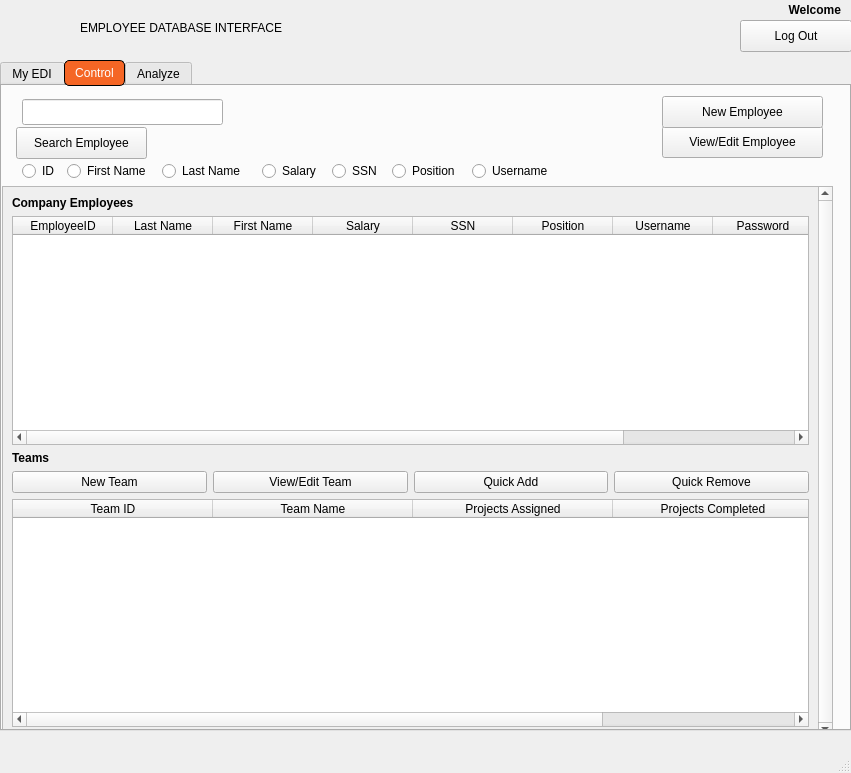
Old version of the form EDI/windowmaincontainer.ui in the repository katietrom11392/EDI.
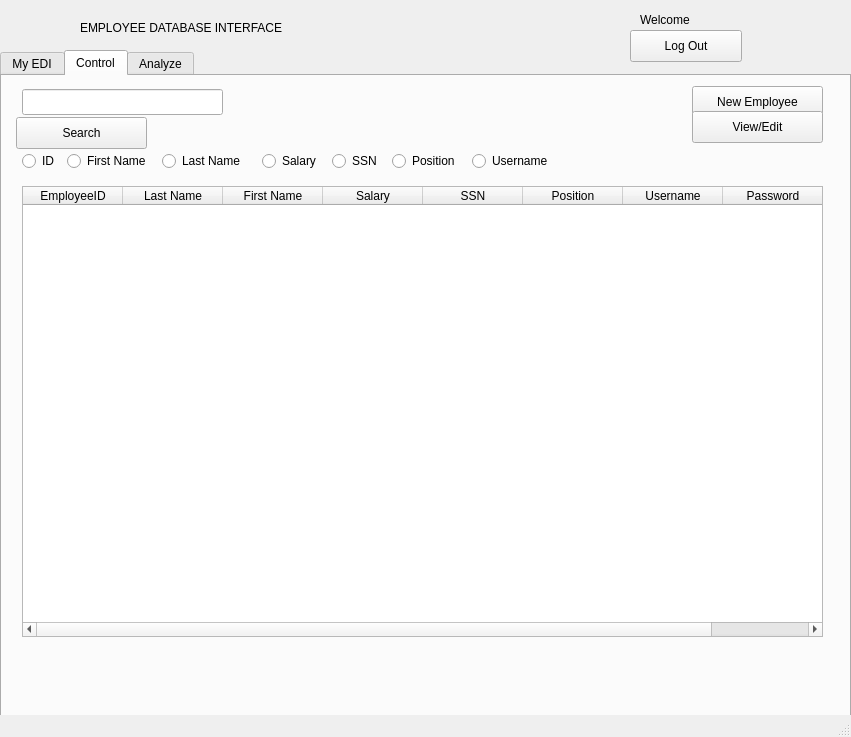
New version of the form. The open tabs and pages were chosen to show the change. Icons and pictures are not drawn.

```diff
--- a/EDI/windowmaincontainer.ui
+++ b/EDI/windowmaincontainer.ui
@@ -10,15 +10,9 @@
     <x>0</x>
     <y>0</y>
     <width>851</width>
-    <height>773</height>
+    <height>737</height>
    </rect>
   </property>
-  <property name="sizePolicy">
-   <sizepolicy hsizetype="Fixed" vsizetype="Fixed">
-    <horstretch>0</horstretch>
-    <verstretch>0</verstretch>
-   </sizepolicy>
-  </property>
   <property name="windowTitle">
    <string>Employee Database Interface</string>
   </property>
@@ -27,24 +21,11 @@
     <property name="geometry">
      <rect>
       <x>0</x>
-      <y>60</y>
+      <y>50</y>
       <width>851</width>
-      <height>671</height>
+      <height>731</height>
      </rect>
     </property>
-    <property name="autoFillBackground">
-     <bool>false</bool>
-    </property>
-    <property name="styleSheet">
-     <string notr="true">QTabBar::tab:selected 
-{
-    color: white;
-    background: rgb(245, 102, 37); 
-border: 1px solid black;
-   border-radius: 5px;
-padding: 0 10;
-}</string>
-    </property>
     <property name="currentIndex">
      <number>1</number>
     </property>
@@ -144,6 +125,19 @@
      <attribute name="title">
       <string>Control</string>
      </attribute>
+     <widget class="QPushButton" name="pushButton_addEmployee">
+      <property name="geometry">
+       <rect>
+        <x>690</x>
+        <y>10</y>
+        <width>131</width>
+        <height>32</height>
+       </rect>
+      </property>
+      <property name="text">
+       <string>New Employee</string>
+      </property>
+     </widget>
      <widget class="QLineEdit" name="lineEdit_search">
       <property name="geometry">
        <rect>
@@ -157,6 +151,56 @@
        <string/>
       </property>
      </widget>
+     <widget class="QTableWidget" name="tableWidget_db">
+      <property name="geometry">
+       <rect>
+        <x>20</x>
+        <y>110</y>
+        <width>801</width>
+        <height>451</height>
+       </rect>
+      </property>
+      <column>
+       <property name="text">
+        <string>EmployeeID</string>
+       </property>
+      </column>
+      <column>
+       <property name="text">
+        <string>Last Name</string>
+       </property>
+      </column>
+      <column>
+       <property name="text">
+        <string>First Name</string>
+       </property>
+      </column>
+      <column>
+       <property name="text">
+        <string>Salary</string>
+       </property>
+      </column>
+      <column>
+       <property name="text">
+        <string>SSN</string>
+       </property>
+      </column>
+      <column>
+       <property name="text">
+        <string>Position</string>
+       </property>
+      </column>
+      <column>
+       <property name="text">
+        <string>Username</string>
+       </property>
+      </column>
+      <column>
+       <property name="text">
+        <string>Password</string>
+       </property>
+      </column>
+     </widget>
      <widget class="QRadioButton" name="radioButton">
       <property name="geometry">
        <rect>
@@ -258,218 +302,20 @@
        </rect>
       </property>
       <property name="text">
-       <string>Search Employee</string>
+       <string>Search</string>
       </property>
      </widget>
      <widget class="QPushButton" name="pushButton_vieweditemployee">
       <property name="geometry">
        <rect>
-        <x>660</x>
-        <y>40</y>
-        <width>161</width>
+        <x>690</x>
+        <y>35</y>
+        <width>131</width>
         <height>32</height>
        </rect>
       </property>
       <property name="text">
-       <string>View/Edit Employee</string>
-      </property>
-     </widget>
-     <widget class="QScrollArea" name="scrollArea">
-      <property name="geometry">
-       <rect>
-        <x>0</x>
-        <y>100</y>
-        <width>831</width>
-        <height>551</height>
-       </rect>
-      </property>
-      <property name="verticalScrollBarPolicy">
-       <enum>Qt::ScrollBarAlwaysOn</enum>
-      </property>
-      <property name="widgetResizable">
-       <bool>true</bool>
-      </property>
-      <widget class="QWidget" name="scrollAreaWidgetContents">
-       <property name="geometry">
-        <rect>
-         <x>0</x>
-         <y>0</y>
-         <width>815</width>
-         <height>549</height>
-        </rect>
-       </property>
-       <layout class="QGridLayout" name="gridLayout">
-        <item row="3" column="0">
-         <widget class="QPushButton" name="pushButton_addEmployee_5">
-          <property name="text">
-           <string>New Team</string>
-          </property>
-         </widget>
-        </item>
-        <item row="0" column="0">
-         <widget class="QLabel" name="label_2">
-          <property name="font">
-           <font>
-            <weight>75</weight>
-            <bold>true</bold>
-           </font>
-          </property>
-          <property name="text">
-           <string>Company Employees</string>
-          </property>
-         </widget>
-        </item>
-        <item row="1" column="0" colspan="4">
-         <widget class="QTableWidget" name="tableWidget_db">
-          <property name="editTriggers">
-           <set>QAbstractItemView::NoEditTriggers</set>
-          </property>
-          <property name="alternatingRowColors">
-           <bool>false</bool>
-          </property>
-          <property name="selectionBehavior">
-           <enum>QAbstractItemView::SelectRows</enum>
-          </property>
-          <column>
-           <property name="text">
-            <string>EmployeeID</string>
-           </property>
-          </column>
-          <column>
-           <property name="text">
-            <string>Last Name</string>
-           </property>
-          </column>
-          <column>
-           <property name="text">
-            <string>First Name</string>
-           </property>
-          </column>
-          <column>
-           <property name="text">
-            <string>Salary</string>
-           </property>
-          </column>
-          <column>
-           <property name="text">
-            <string>SSN</string>
-           </property>
-          </column>
-          <column>
-           <property name="text">
-            <string>Position</string>
-           </property>
-          </column>
-          <column>
-           <property name="text">
-            <string>Username</string>
-           </property>
-          </column>
-          <column>
-           <property name="text">
-            <string>Password</string>
-           </property>
-          </column>
-          <column>
-           <property name="text">
-            <string>Team</string>
-           </property>
-          </column>
-         </widget>
-        </item>
-        <item row="3" column="2">
-         <widget class="QPushButton" name="pushButton_addEmployee_4">
-          <property name="text">
-           <string>Quick Add</string>
-          </property>
-         </widget>
-        </item>
-        <item row="3" column="3">
-         <widget class="QPushButton" name="pushButton_addEmployee_7">
-          <property name="text">
-           <string>Quick Remove</string>
-          </property>
-         </widget>
-        </item>
-        <item row="2" column="0">
-         <widget class="QLabel" name="label_7">
-          <property name="font">
-           <font>
-            <weight>75</weight>
-            <bold>true</bold>
-           </font>
-          </property>
-          <property name="text">
-           <string>Teams</string>
-          </property>
-         </widget>
-        </item>
-        <item row="3" column="1">
-         <widget class="QPushButton" name="pushButton_addEmployee_8">
-          <property name="text">
-           <string>View/Edit Team</string>
-          </property>
-         </widget>
-        </item>
-        <item row="6" column="0" colspan="4">
-         <widget class="QTableWidget" name="tableWidget_db_2">
-          <property name="lineWidth">
-           <number>1</number>
-          </property>
-          <property name="selectionBehavior">
-           <enum>QAbstractItemView::SelectRows</enum>
-          </property>
-          <property name="iconSize">
-           <size>
-            <width>0</width>
-            <height>0</height>
-           </size>
-          </property>
-          <property name="wordWrap">
-           <bool>true</bool>
-          </property>
-          <attribute name="horizontalHeaderDefaultSectionSize">
-           <number>200</number>
-          </attribute>
-          <attribute name="horizontalHeaderStretchLastSection">
-           <bool>false</bool>
-          </attribute>
-          <column>
-           <property name="text">
-            <string>Team ID</string>
-           </property>
-          </column>
-          <column>
-           <property name="text">
-            <string>Team Name</string>
-           </property>
-          </column>
-          <column>
-           <property name="text">
-            <string>Projects Assigned</string>
-           </property>
-          </column>
-          <column>
-           <property name="text">
-            <string>Projects Completed</string>
-           </property>
-          </column>
-         </widget>
-        </item>
-       </layout>
-      </widget>
-     </widget>
-     <widget class="QPushButton" name="pushButton_addEmployee_6">
-      <property name="geometry">
-       <rect>
-        <x>660</x>
-        <y>10</y>
-        <width>161</width>
-        <height>32</height>
-       </rect>
-      </property>
-      <property name="text">
-       <string>New Employee</string>
+       <string>View/Edit</string>
       </property>
      </widget>
     </widget>
@@ -514,8 +360,8 @@
    <widget class="QPushButton" name="pushButton_LogOut">
     <property name="geometry">
      <rect>
-      <x>740</x>
-      <y>20</y>
+      <x>630</x>
+      <y>30</y>
       <width>112</width>
       <height>32</height>
      </rect>
@@ -527,33 +373,21 @@
    <widget class="QLabel" name="label_welcomeUser">
     <property name="geometry">
      <rect>
-      <x>670</x>
-      <y>0</y>
-      <width>171</width>
+      <x>640</x>
+      <y>10</y>
+      <width>101</width>
       <height>20</height>
      </rect>
     </property>
-    <property name="font">
-     <font>
-      <weight>75</weight>
-      <bold>true</bold>
-     </font>
-    </property>
-    <property name="layoutDirection">
-     <enum>Qt::LeftToRight</enum>
-    </property>
     <property name="text">
-     <string>Welcome</string>
-    </property>
-    <property name="alignment">
-     <set>Qt::AlignRight|Qt::AlignTrailing|Qt::AlignVCenter</set>
+     <string>Welcome &lt;User&gt;</string>
     </property>
    </widget>
    <widget class="QLabel" name="label_Logout_image">
     <property name="geometry">
      <rect>
-      <x>730</x>
-      <y>20</y>
+      <x>630</x>
+      <y>30</y>
       <width>31</width>
       <height>31</height>
      </rect>
```
Left out of the diff: 29 changed lines with no effect on the pictures.
